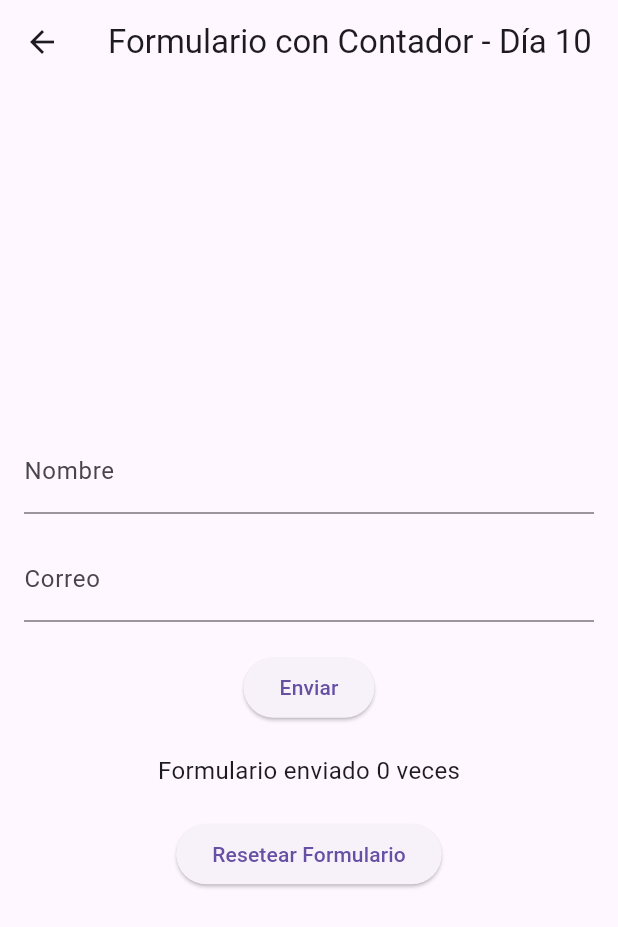
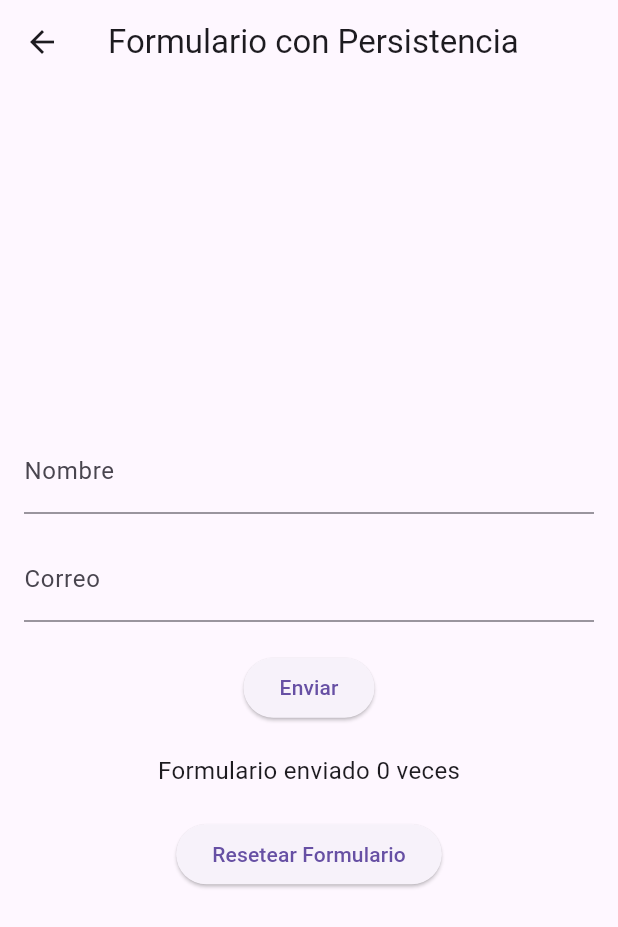
Before and after one commit to fercreek/flutter-30days-challenge, a Flutter app: the SecondPage screen opened directly, after a tap on "Enviar", after a tap on "Resetear Formulario", on a phone screen of 412 x 824 dp. Shown: the top 927 px of the screen. Run offline on Flutter 3.47's test engine with Material 3 defaults, Android fonts, the phone set to English and light mode, and no system bars; our stand-ins replace shared_preferences; accounts and stored records are empty; Roboto replaces fonts that are missing (Arial).

Commit message:
Refactor SecondPage to include form validation for user input and display entered data

```diff
--- a/lib/second_page.dart
+++ b/lib/second_page.dart
@@ -1,5 +1,8 @@
 import 'package:flutter/material.dart';
+import 'package:shared_preferences/shared_preferences.dart';
+import 'package:provider/provider.dart';
 import 'summary_page.dart';
+import 'counter_provider.dart';
 
 class SecondPage extends StatefulWidget {
   const SecondPage({super.key});
@@ -12,9 +15,30 @@ class _SecondPageState extends State<SecondPage> {
   final _formKey = GlobalKey<FormState>();
   String _name = '';
   String _email = '';
-  int _submissionCount = 0;  // Contador de envíos
 
-  // Validar el formato del correo
+  @override
+  void initState() {
+    super.initState();
+    _loadSavedData();
+  }
+
+  // Método para cargar los datos guardados localmente
+  Future<void> _loadSavedData() async {
+    final prefs = await SharedPreferences.getInstance();
+    setState(() {
+      _name = prefs.getString('name') ?? '';
+      _email = prefs.getString('email') ?? '';
+    });
+  }
+
+  // Método para guardar los datos localmente
+  Future<void> _saveData() async {
+    final prefs = await SharedPreferences.getInstance();
+    await prefs.setString('name', _name);
+    await prefs.setString('email', _email);
+  }
+
+  // Validar correo
   String? _validateEmail(String? value) {
     final emailPattern = r'^[\w-\.]+@([\w-]+\.)+[\w-]{2,4}$';
     final regExp = RegExp(emailPattern);
@@ -27,21 +51,24 @@ class _SecondPageState extends State<SecondPage> {
     return null;
   }
 
-  // Reiniciar todos los datos del formulario y el contador
+  // Reiniciar formulario y contador de envíos
   void _resetForm() {
-    _formKey.currentState!.reset();  // Resetea los campos del formulario
+    _formKey.currentState!.reset();
     setState(() {
       _name = '';
       _email = '';
-      _submissionCount = 0;  // Reiniciar contador
     });
+    Provider.of<CounterProvider>(context, listen: false).resetSubmissionCount();
+    _saveData(); // Guardar los datos vacíos
   }
 
   @override
   Widget build(BuildContext context) {
+    final counterProvider = Provider.of<CounterProvider>(context); // Acceso a CounterProvider
+
     return Scaffold(
       appBar: AppBar(
-        title: const Text('Formulario con Contador - Día 10'),
+        title: const Text('Formulario con Persistencia'),
       ),
       body: Padding(
         padding: const EdgeInsets.all(16.0),
@@ -52,6 +79,7 @@ class _SecondPageState extends State<SecondPage> {
             children: <Widget>[
               // Campo de Nombre
               TextFormField(
+                initialValue: _name,
                 decoration: const InputDecoration(labelText: 'Nombre'),
                 validator: (value) {
                   if (value == null || value.isEmpty) {
@@ -66,6 +94,7 @@ class _SecondPageState extends State<SecondPage> {
               const SizedBox(height: 16),
               // Campo de Correo
               TextFormField(
+                initialValue: _email,
                 decoration: const InputDecoration(labelText: 'Correo'),
                 validator: _validateEmail,
                 onSaved: (value) {
@@ -78,11 +107,8 @@ class _SecondPageState extends State<SecondPage> {
                 onPressed: () {
                   if (_formKey.currentState!.validate()) {
                     _formKey.currentState!.save();
-                    // Incrementar el contador de envíos
-                    setState(() {
-                      _submissionCount++;
-                    });
-                    // Navegar a la pantalla de resumen
+                    counterProvider.incrementSubmissionCount(); // Incrementar el contador de envíos
+                    _saveData(); // Guardar los datos
                     Navigator.push(
                       context,
                       MaterialPageRoute(
@@ -98,7 +124,10 @@ class _SecondPageState extends State<SecondPage> {
               ),
               const SizedBox(height: 20),
               // Mostrar el contador de envíos
-              Text('Formulario enviado $_submissionCount veces', style: const TextStyle(fontSize: 16)),
+              Text(
+                'Formulario enviado ${counterProvider.submissionCount} veces',
+                style: const TextStyle(fontSize: 16),
+              ),
               const SizedBox(height: 20),
               // Botón para reiniciar el formulario y el contador
               ElevatedButton(
--- a/lib/summary_page.dart
+++ b/lib/summary_page.dart
@@ -1,4 +1,6 @@
 import 'package:flutter/material.dart';
+import 'package:provider/provider.dart';
+import 'counter_provider.dart';
 
 class SummaryPage extends StatelessWidget {
   final String name;
@@ -8,6 +10,8 @@ class SummaryPage extends StatelessWidget {
 
   @override
   Widget build(BuildContext context) {
+    final counterProvider = Provider.of<CounterProvider>(context); // Acceso a CounterProvider
+
     return Scaffold(
       appBar: AppBar(
         title: const Text('Resumen de Datos'),
@@ -21,6 +25,12 @@ class SummaryPage extends StatelessWidget {
             const SizedBox(height: 16),
             Text('Correo: $email', style: const TextStyle(fontSize: 20)),
             const SizedBox(height: 40),
+            // Mostrar el contador de envíos en la página de resumen
+            Text(
+              'El formulario ha sido enviado ${counterProvider.submissionCount} veces',
+              style: const TextStyle(fontSize: 18),
+            ),
+            const SizedBox(height: 40),
             ElevatedButton(
               onPressed: () {
                 Navigator.pop(context); // Volver a la pantalla anterior
```
